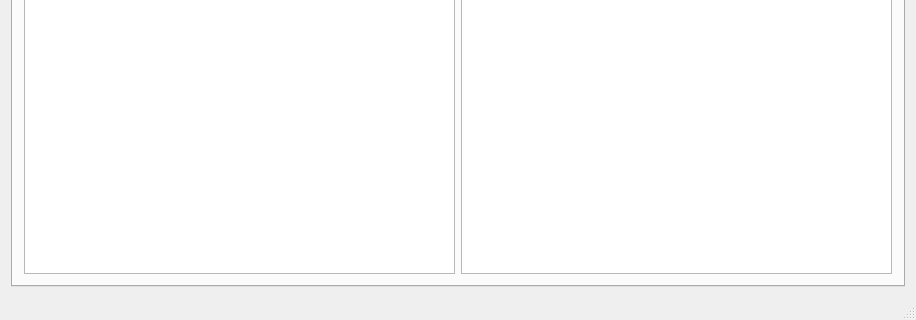
The window that Launcher/mainwindow.ui (hpcuantwerpen/Launcher) describes before a commit, drawn with Qt 5; both pictures show x 0 to 916 and y 587 to 907 of the 916 by 907 pixel window.
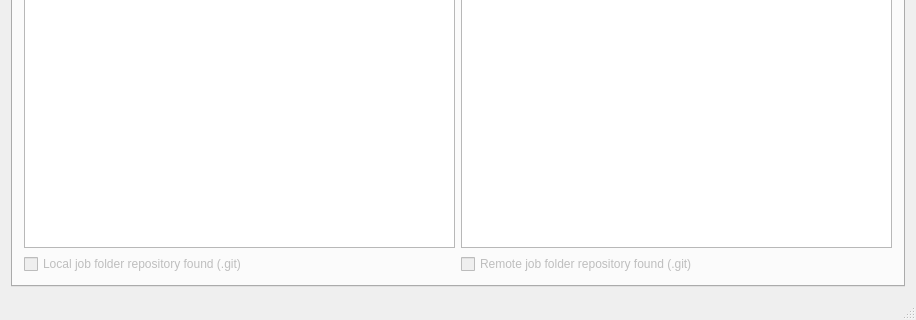
The same window after the commit. The open tabs and pages were chosen to show the change.

Commit message: file view feature tested on mac

What changed in the file:
```diff
--- a/Launcher/mainwindow.ui
+++ b/Launcher/mainwindow.ui
@@ -743,6 +743,26 @@
             </property>
            </widget>
           </item>
+          <item row="2" column="0">
+           <widget class="QCheckBox" name="wLocalJobFolderHasDotGit">
+            <property name="enabled">
+             <bool>false</bool>
+            </property>
+            <property name="text">
+             <string>Local job folder repository found (.git)</string>
+            </property>
+           </widget>
+          </item>
+          <item row="2" column="1">
+           <widget class="QCheckBox" name="wRemoteJobFolderHasDotGit">
+            <property name="enabled">
+             <bool>false</bool>
+            </property>
+            <property name="text">
+             <string>Remote job folder repository found (.git)</string>
+            </property>
+           </widget>
+          </item>
          </layout>
         </item>
        </layout>
```
Left out of the diff: 6 changed lines with no effect on the pictures. The commit also changes 2 other files.
